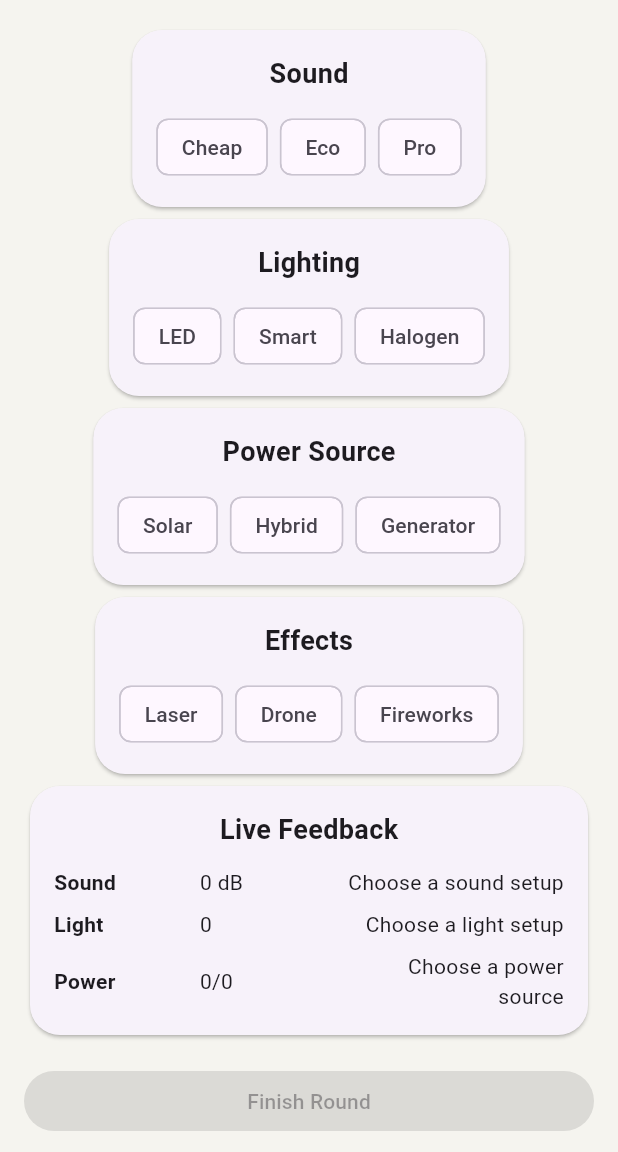
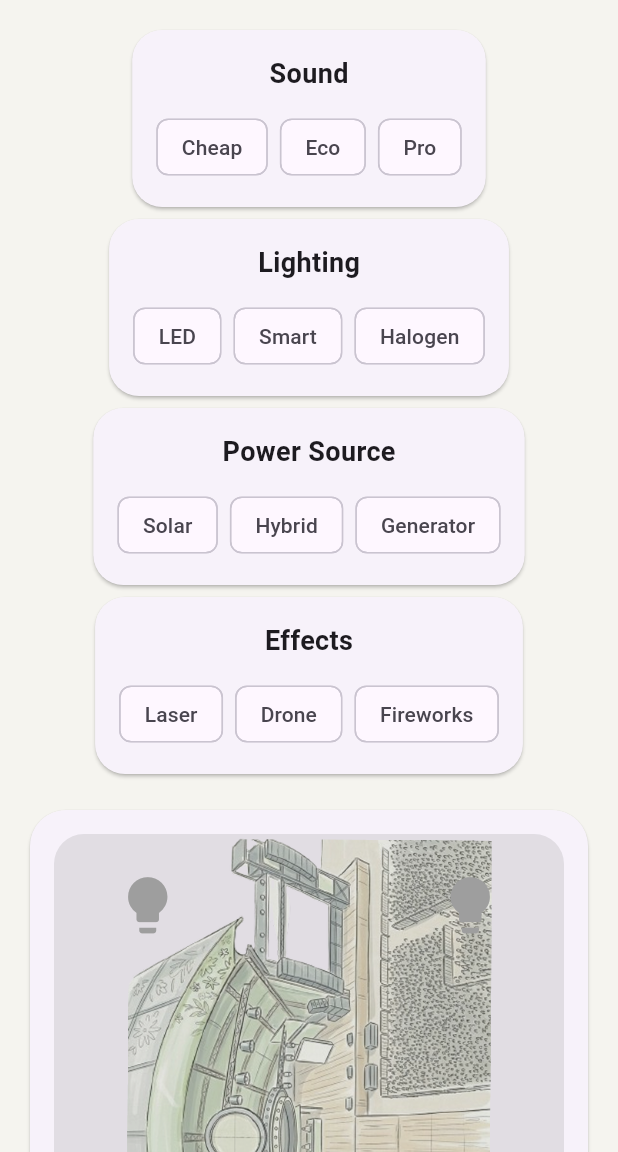
Before and after one commit to marietasvetleva/OntdekFabriek-Festival-Games-App, a Flutter app: the StageGamePage screen opened directly, on a phone screen of 412 x 824 dp, the part 84-1236 px from its top. Run offline on Flutter 3.47's test engine with Material 3 defaults, Android fonts, the phone set to English and light mode, and no system bars; our stand-ins replace google_fonts.

Commit message:
Visualisation of the stage in the centre; Added visual effects

```diff
--- a/lib/features/StageGame/pages/stage_game_page.dart
+++ b/lib/features/StageGame/pages/stage_game_page.dart
@@ -207,6 +207,7 @@ class _StageGamePageState extends State<StageGamePage> {
     );
   }
 
+
   Widget _buildLiveFeedbackPanel() {
     return Card(
       shape: RoundedRectangleBorder(
@@ -277,12 +278,202 @@ class _StageGamePageState extends State<StageGamePage> {
     );
   }
 
+Widget _buildStageVisualArea() {
+  final isOverloaded =
+      _state.currentPowerCapacity > 0 && _state.totalPowerLoad > _state.currentPowerCapacity;
+
+  Color lightColor = Colors.grey;
+
+  if (_state.selectedLight == LightOption.led) {
+    lightColor = Colors.blueAccent;
+  } else if (_state.selectedLight == LightOption.smart) {
+    lightColor = Colors.purpleAccent;
+  } else if (_state.selectedLight == LightOption.halogen) {
+    lightColor = Colors.orangeAccent;
+  }
+
+  return Card(
+    shape: RoundedRectangleBorder(
+      borderRadius: BorderRadius.circular(24),
+    ),
+    child: Container(
+      height: 420,
+      width: double.infinity,
+      padding: const EdgeInsets.all(16),
+      child: Stack(
+        alignment: Alignment.center,
+        children: [
+          ClipRRect(
+  borderRadius: BorderRadius.circular(20),
+  child: Stack(
+    fit: StackFit.expand,
+    children: [
+      Image.asset(
+        'assets/Stage_top_view_202604140932-removebg-preview 1.png',
+        fit: BoxFit.contain,
+      ),
+
+      Container(
+        color: lightColor.withOpacity(0.25),
+      ),
+    ],
+  ),
+),
+          Positioned(
+            top: 25,
+            left: 40,
+            child: Icon(Icons.lightbulb, color: lightColor, size: 45),
+          ),
+          Positioned(
+            top: 25,
+            right: 40,
+            child: Icon(Icons.lightbulb, color: lightColor, size: 45),
+          ),
+
+          // if (_state.selectedLight != null)
+          //   Positioned(
+          //     top: 75,
+          //     child: Text(
+          //       '${_lightOptionLabel(_state.selectedLight!)} Lighting',
+          //       style: const TextStyle(
+          //         color: Colors.white,
+          //         fontSize: 18,
+          //         fontWeight: FontWeight.bold,
+          //       ),
+          //     ),
+          //   ),
+
+          // Positioned(
+          //   bottom: 80,
+          //   child: Container(
+          //     width: 260,
+          //     height: 95,
+          //     decoration: BoxDecoration(
+          //       color: Colors.grey.shade900,
+          //       borderRadius: BorderRadius.circular(16),
+          //       border: Border.all(color: Colors.white24, width: 2),
+          //     ),
+          //     child: const Center(
+          //       child: Text(
+          //         'CENTER STAGE',
+          //         style: TextStyle(
+          //           color: Colors.white,
+          //           fontSize: 22,
+          //           fontWeight: FontWeight.bold,
+          //           letterSpacing: 2,
+          //         ),
+          //       ),
+          //     ),
+          //   ),
+          // ),
+
+          // Positioned(
+          //   bottom: 45,
+          //   child: Container(
+          //     width: 330,
+          //     height: 25,
+          //     decoration: BoxDecoration(
+          //       color: Colors.black,
+          //       borderRadius: BorderRadius.circular(8),
+          //     ),
+          //   ),
+          // ),
+
+          if (_state.selectedEffect == EffectOption.laser) ...[
+            Positioned(
+              top: 130,
+              left: 45,
+              child: Transform.rotate(
+                angle: -0.6,
+                child: Container(
+                  width: 220,
+                  height: 5,
+                  color: Colors.greenAccent,
+                ),
+              ),
+            ),
+            Positioned(
+              top: 130,
+              right: 45,
+              child: Transform.rotate(
+                angle: 0.6,
+                child: Container(
+                  width: 220,
+                  height: 5,
+                  color: Colors.greenAccent,
+                ),
+              ),
+            ),
+          ],
+
+          if (_state.selectedEffect == EffectOption.drone) ...[
+            const Positioned(
+              top: 120,
+              left: 80,
+              child: Icon(Icons.airplanemode_active, color: Colors.white, size: 34),
+            ),
+            const Positioned(
+              top: 105,
+              right: 90,
+              child: Icon(Icons.airplanemode_active, color: Colors.white, size: 34),
+            ),
+          ],
+
+          if (_state.selectedEffect == EffectOption.fireworks) ...[
+            const Positioned(
+              top: 115,
+              left: 75,
+              child: Text('🎆', style: TextStyle(fontSize: 45)),
+            ),
+            const Positioned(
+              top: 95,
+              right: 85,
+              child: Text('🎇', style: TextStyle(fontSize: 45)),
+            ),
+          ],
+
+          // if (_state.selectedEffect != null)
+          //   Positioned(
+          //     bottom: 15,
+          //     child: Text(
+          //       'Effect: ${_effectOptionLabel(_state.selectedEffect!)}',
+          //       style: const TextStyle(
+          //         color: Colors.white70,
+          //         fontSize: 16,
+          //         fontWeight: FontWeight.w600,
+          //       ),
+          //     ),
+          //   ),
+
+          if (isOverloaded)
+            Container(
+              decoration: BoxDecoration(
+                color: Colors.red.withOpacity(0.55),
+                borderRadius: BorderRadius.circular(20),
+              ),
+              child: const Center(
+                child: Text(
+                  '⚠ POWER OVERLOAD ⚠',
+                  style: TextStyle(
+                    color: Colors.white,
+                    fontSize: 26,
+                    fontWeight: FontWeight.bold,
+                  ),
+                ),
+              ),
+            ),
+        ],
+      ),
+    ),
+  );
+}
+
  Widget _buildRunningScreen() {
   return SingleChildScrollView(
     padding: const EdgeInsets.all(16),
     child: Center(
       child: ConstrainedBox(
-          constraints: const BoxConstraints(maxWidth: 1000),
+        constraints: const BoxConstraints(maxWidth: 1200),
         child: LayoutBuilder(
           builder: (context, constraints) {
             final isWide = constraints.maxWidth > 760;
@@ -313,7 +504,16 @@ class _StageGamePageState extends State<StageGamePage> {
                       ],
                     ),
                   ),
+
                   const SizedBox(width: 16),
+
+                  Expanded(
+                    flex: 2,
+                    child: _buildStageVisualArea(),
+                  ),
+
+                  const SizedBox(width: 16),
+
                   Expanded(
                     child: Column(
                       children: [
@@ -353,14 +553,22 @@ class _StageGamePageState extends State<StageGamePage> {
                   title: 'Effects',
                   child: _buildEffectOptions(),
                 ),
+
+                const SizedBox(height: 16),
+
+                _buildStageVisualArea(),
+
+                const SizedBox(height: 16),
+
                 _buildLiveFeedbackPanel(),
+
                 const SizedBox(height: 16),
+
                 SizedBox(
                   width: double.infinity,
                   child: ElevatedButton(
-                      onPressed: _logic.canFinish(_state)
-                          ? _finishRound
-                          : null,
+                    onPressed:
+                        _logic.canFinish(_state) ? _finishRound : null,
                     child: const Text('Finish Round'),
                   ),
                 ),
--- a/pubspec.yaml
+++ b/pubspec.yaml
@@ -23,3 +23,4 @@ flutter:
     - assets/firstcharacter.png
     - assets/secondcharacter.png
     - assets/frame.png
+    - assets/Stage_top_view_202604140932-removebg-preview 1.png
```
Also changed, not shown: assets/Stage_top_view_202604140932-removebg-preview 1.png (added), 9 other files. Lines whose indentation alone changed are shown as unchanged.
